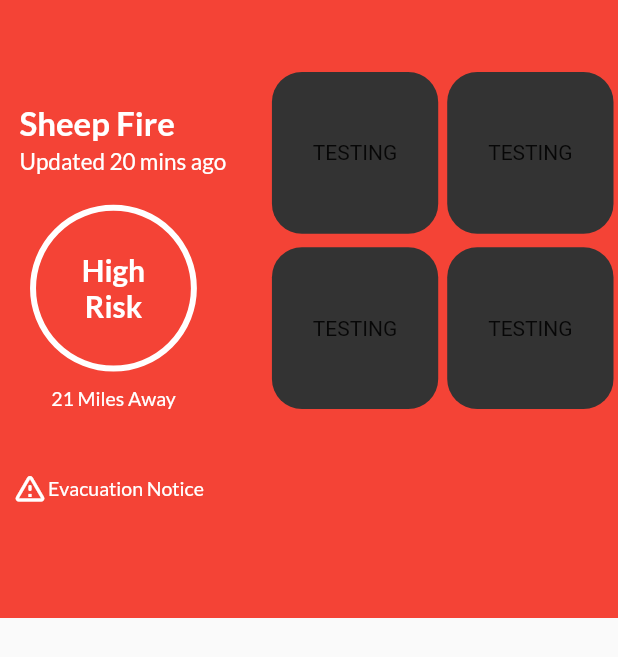
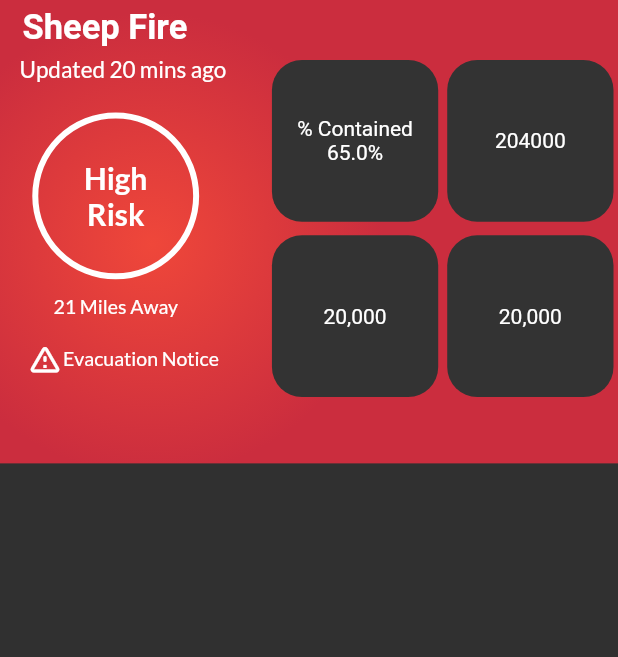
Before and after one commit to asfandalavi75/fire_notice_widget, a Flutter app: the screen it shows after launch, on a phone screen of 412 x 824 dp. Shown: the top 657 px of the screen. Run offline on Flutter 3.47's test engine with Material 2 defaults, Android fonts, the phone set to English and light mode, and no system bars; our stand-ins replace google_fonts.

Commit message:
UI improvements. Added radial gradient backgrounds related to risk level. Tried Implemented theme(In Prog)

```diff
--- a/lib/components/black_data_tile.dart
+++ b/lib/components/black_data_tile.dart
@@ -1,8 +1,8 @@
 import 'package:flutter/material.dart';
 
 class BlackDataTile extends StatefulWidget {
-  BlackDataTile({Key? key}) : super(key: key);
-
+  BlackDataTile({Key? key, required this.child}) : super(key: key);
+  final Widget child;
   @override
   State<BlackDataTile> createState() => _BlackDataTileState();
 }
@@ -17,7 +17,7 @@ class _BlackDataTileState extends State<BlackDataTile> {
       decoration: const BoxDecoration(
           color: Color.fromRGBO(51, 51, 51, 1),
           borderRadius: BorderRadius.all(Radius.circular(20))),
-      child: Center(child: Text('TESTING')),
+      child: widget.child,
     );
   }
 }
--- a/lib/components/risk_flag_widget.dart
+++ b/lib/components/risk_flag_widget.dart
@@ -7,13 +7,40 @@ import 'black_data_tile.dart';
 class RiskFlagWidget extends StatelessWidget {
   const RiskFlagWidget({Key? key}) : super(key: key);
 
-  Color _getRiskColor(double? dist) {
+  Gradient? _getRiskColor(double? dist) {
     if (dist! < 50) {
-      return Colors.red;
+      return const RadialGradient(
+          center: Alignment(-0.509094, 0.05275),
+          colors: <Color>[
+            Color.fromRGBO(239, 71, 58, 1),
+            Color.fromRGBO(203, 45, 62, 1)
+          ],
+          stops: <double>[
+            0.0,
+            1.0
+          ]);
     } else if (50 < dist && dist < 100) {
-      return Colors.yellow;
+      return const RadialGradient(
+          center: Alignment(-0.509094, 0.05275),
+          colors: <Color>[
+            Color.fromRGBO(255, 220, 97, 1),
+            Color.fromRGBO(252, 197, 0, 1)
+          ],
+          stops: <double>[
+            0.0,
+            1.0
+          ]);
     } else {
-      return Colors.lightGreen;
+      return const RadialGradient(
+          center: Alignment(-0.509094, 0.05275),
+          colors: <Color>[
+            Color.fromRGBO(18, 183, 106, 1),
+            Color.fromRGBO(2, 122, 72, 1)
+          ],
+          stops: <double>[
+            0.0,
+            1.0
+          ]);
     }
   }
 
@@ -24,32 +51,35 @@ class RiskFlagWidget extends StatelessWidget {
 
     Feed test = generateFeedInst();
     return Container(
-      height: screenHeight * 0.5,
-      color: _getRiskColor(test.distance),
+      // color: _getRiskColor(test.distance),
+      decoration: BoxDecoration(gradient: _getRiskColor(test.distance)),
+      child: Column(
+        mainAxisSize: MainAxisSize.min,
+        children: [
+          // FIRE TITLE
+          Container(
+            alignment: Alignment.bottomLeft,
+            // color: Color.fromRGBO(32, 41, 17, 0.4),
+            child: Padding(
+              padding: const EdgeInsets.fromLTRB(15, 5, 0, 5),
+              child: Text(test.title.toString(),
+                  style: Theme.of(context).textTheme.headline1),
+            ),
+          ),
+
+          ///CONTAINER ONLY PRESENT FOR TESTING PURPOSES(to see the amount of screen space occupied by a widget)
+          Container(
+            // color: Color.fromRGBO(52, 231, 207, 0.4),
             child: Row(
+              crossAxisAlignment: CrossAxisAlignment.start,
               children: [
                 SizedBox(
                   width: screenWidth * 0.44,
                   child: Column(
+                    mainAxisAlignment: MainAxisAlignment.start,
+                    crossAxisAlignment: CrossAxisAlignment.stretch,
                     children: [
-                Expanded(
-                  flex: 2,
-                  child: Container(
-                    alignment: Alignment.bottomLeft,
-                    // color: Color.fromRGBO(32, 41, 17, 0.4),
-                    child: Padding(
-                      padding: const EdgeInsets.only(left: 13, bottom: 4),
-                      child: Text(
-                        test.title.toString(),
-                        style: GoogleFonts.lato(
-                          fontWeight: FontWeight.w600,
-                          fontSize: 22,
-                          color: Colors.white,
-                        ),
-                      ),
-                    ),
-                  ),
-                ),
+                      ///UPDATED DATE
                       Container(
                         width: double.infinity,
                         padding: EdgeInsets.only(left: 13),
@@ -64,19 +94,21 @@ class RiskFlagWidget extends StatelessWidget {
                           ),
                         ),
                       ),
-                Expanded(
-                  flex: 4,
-                  child: Container(
-                      padding: EdgeInsets.only(top: 10, right: 10),
+                      //RISK CIRCLE WIDGET
+                      Container(
+                          padding: const EdgeInsets.only(
+                            top: 10,
+                            right: 10,
+                            left: 18,
+                          ),
                           // color: Color.fromRGBO(32, 41, 197, 0.4),
                           child: RiskLevelWidget(dist: test.distance)),
-                ),
-                Expanded(
-                  flex: 2,
-                  child: Container(
+
+                      ///EVACUATION NOTICE TEXT
+                      Container(
                         alignment: Alignment.topCenter,
-                    padding: const EdgeInsets.only(left: 8),
-                    // color: Color.fromRGBO(32, 41, 17, 0.4),
+                        padding: const EdgeInsets.only(left: 18, top: 15),
+                        //color: Color.fromRGBO(32, 41, 17, 0.4),
                         child: Row(
                           children: [
                             const Icon(
@@ -94,35 +126,40 @@ class RiskFlagWidget extends StatelessWidget {
                           ],
                         ),
                       ),
-                ),
                     ],
                   ),
                 ),
 
-          ///Right Side
-
-          Column(
-            children: [
-              Padding(
-                padding: const EdgeInsets.only(top: 45),
-                child: Container(
-                  // color: Color.fromRGBO(32, 41, 17, 0.4),
+                ///Right Side TILES
+                Container(
+                  // color: Color.fromRGBO(62, 141, 217, 0.4),
                   width: screenWidth * 0.56,
-                  height: screenHeight * 0.4,
+                  height: screenHeight * 0.28,
                   child: GridView.count(
                     crossAxisSpacing: 3,
                     mainAxisSpacing: 3,
                     crossAxisCount: 2,
                     children: <Widget>[
-                      BlackDataTile(),
-                      BlackDataTile(),
-                      BlackDataTile(),
-                      BlackDataTile(),
+                      BlackDataTile(
+                        child: Column(
+                          mainAxisAlignment: MainAxisAlignment.center,
+                          children: [
+                            Text('% Contained'),
+                            Text(test.percentContained.toString() + "%")
                           ],
                         ),
                       ),
+                      BlackDataTile(child: Center(child: Text("204000"))),
+                      BlackDataTile(child: Center(child: Text("20,000"))),
+                      BlackDataTile(child: Center(child: Text("20,000"))),
+                    ],
                   ),
+                )
               ],
+            ),
+          ),
+          SizedBox(
+            height: screenHeight * 0.05,
           )
         ],
       ),
--- a/lib/components/risk_level_widget.dart
+++ b/lib/components/risk_level_widget.dart
@@ -17,7 +17,7 @@ class RiskLevelWidget extends StatelessWidget {
         Container(
           width: screenHeight * 0.135,
           height: screenHeight * 0.135,
-          margin: const EdgeInsets.fromLTRB(0, 10, 20, 10),
+          margin: const EdgeInsets.fromLTRB(0, 10, 35, 10),
           decoration: BoxDecoration(
               shape: BoxShape.circle,
               border: Border.all(width: 4, color: Colors.white)),
@@ -34,7 +34,7 @@ class RiskLevelWidget extends StatelessWidget {
           ),
         ),
         Container(
-          padding: const EdgeInsets.only(right: 20),
+          padding: const EdgeInsets.only(right: 35),
           child: Text(
             (dist.toInt()).toString() + " Miles Away",
             style: GoogleFonts.lato(
--- a/lib/main.dart
+++ b/lib/main.dart
@@ -1,5 +1,6 @@
 import 'package:flutter/material.dart';
 import 'components/risk_flag_widget.dart';
+import 'package:google_fonts/google_fonts.dart';
 
 void main() {
   runApp(const MyApp());
@@ -11,8 +12,20 @@ class MyApp extends StatelessWidget {
   // This widget is the root of your application.
   @override
   Widget build(BuildContext context) {
-    return const MaterialApp(
+    return MaterialApp(
       title: 'Fire Notice Widget',
+      theme: ThemeData(
+          brightness: Brightness.dark,
+          textTheme: GoogleFonts.robotoTextTheme(
+            const TextTheme(
+              headline1: TextStyle(
+                  fontSize: 23,
+                  fontWeight: FontWeight.bold,
+                  color: Colors.white),
+              headline6: TextStyle(fontSize: 36.0, fontStyle: FontStyle.italic),
+              bodyText2: TextStyle(fontSize: 14.0),
+            ),
+          )),
       home: MyHomePage(),
     );
   }
@@ -29,7 +42,7 @@ class _MyHomePageState extends State<MyHomePage> {
   @override
   Widget build(BuildContext context) {
     return Scaffold(
-      body: Container(child: RiskFlagWidget()),
+      body: SafeArea(child: RiskFlagWidget()),
     );
   }
 }
```
Lines whose indentation alone changed are shown as unchanged.
